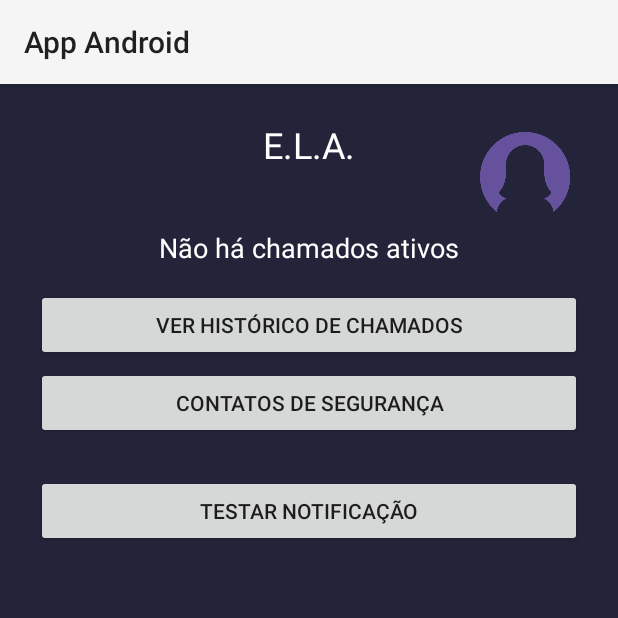
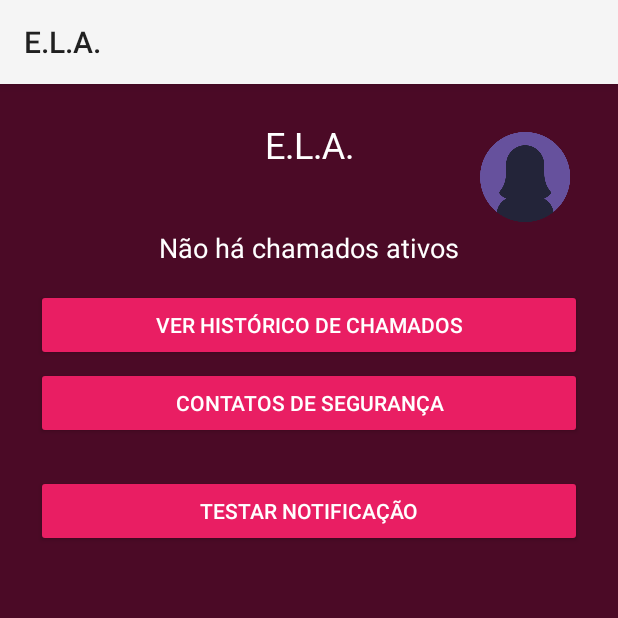
Before and after one commit to EduFrancaDev/Projeto-ELA, an Android app: the TelaPrincipal screen opened directly, with no data from a screen before it, after a tap on "CANCELAR", on a phone screen of 412 x 824 dp, the top half of it. Run offline under Robolectric (Android 15) with nearby library versions, the phone set to English and light mode, and no system bars; 1 other tap on this screen came first.

Commit message:
Estiliza a tela principal

```diff
--- a/app/src/main/java/com/example/appandroid/TelaPrincipal.kt
+++ b/app/src/main/java/com/example/appandroid/TelaPrincipal.kt
@@ -20,10 +20,10 @@ class TelaPrincipal : AppCompatActivity() {
         super.onCreate(savedInstanceState)
         setContentView(R.layout.tela_principal)
 
-        // ✅ Parte 1: Cria canal de notificação
+        // Cria canal de notificação
         NotificationHelper.createNotificationChannel(this)
 
-        // ✅ Parte 2: Pede permissão no Android 13+
+        // Permissão Android 13+
         if (Build.VERSION.SDK_INT >= Build.VERSION_CODES.TIRAMISU) {
             ActivityCompat.requestPermissions(
                 this,
@@ -32,44 +32,47 @@ class TelaPrincipal : AppCompatActivity() {
             )
         }
 
-        val cardChamado = findViewById<LinearLayout>(R.id.cardChamadoAtivo)
-        val textoSemChamado = findViewById<TextView>(R.id.semChamadoText)
-        val btnFinalizar = findViewById<Button>(R.id.btnFinalizarChamado)
-        val btnAbortar = findViewById<Button>(R.id.btnAbortar)
-        val btnContinuar = findViewById<Button>(R.id.btnContinuar)
-        val pergunta = findViewById<TextView>(R.id.perguntaConfirmacao)
-        val btnHistorico = findViewById<Button>(R.id.btnHistorico)
-        val btnPerfil = findViewById<ImageButton>(R.id.btnPerfil)
+        val cardChamado          = findViewById<LinearLayout>(R.id.cardChamadoAtivo)
+        val textoSemChamado      = findViewById<TextView>(R.id.semChamadoText)
+        val pergunta             = findViewById<TextView>(R.id.perguntaConfirmacao)
+        val btnFinalizar         = findViewById<Button>(R.id.btnFinalizarChamado)
+        val btnAbortar           = findViewById<Button>(R.id.btnAbortar)
+        val btnContinuar         = findViewById<Button>(R.id.btnContinuar)
         val cardConfirmacaoFinal = findViewById<LinearLayout>(R.id.cardConfirmacaoFinal)
-        val btnAcidental = findViewById<Button>(R.id.btnAcidental)
-        val btnIntencional = findViewById<Button>(R.id.btnIntencional)
+        val btnAcidental         = findViewById<Button>(R.id.btnAcidental)
+        val btnIntencional       = findViewById<Button>(R.id.btnIntencional)
+        val btnHistorico         = findViewById<Button>(R.id.btnHistorico)
+        val btnPerfil            = findViewById<ImageButton>(R.id.btnPerfil)
         val btnContatosSeguranca = findViewById<Button>(R.id.btnContatosSeguranca)
         val btnTestarNotificacao = findViewById<Button>(R.id.btnTestarNotificacao)
 
+        // Esconde botão finalizar até o momento certo
         btnFinalizar.visibility = View.GONE
 
-        atualizarStatusChamado(chamadoAtivo, cardChamado, textoSemChamado)
+        // Estado inicial
+        atualizarStatusChamado(chamadoAtivo, cardChamado, textoSemChamado, cardConfirmacaoFinal)
 
+        // Timer de confirmação
         timer = object : CountDownTimer(60000, 1000) {
             override fun onTick(millisUntilFinished: Long) {
                 pergunta.text = "Você chamou a E.L.A. Posso confirmar ou foi um acidente? (${millisUntilFinished / 1000}s)"
             }
-
             override fun onFinish() {
                 pergunta.text = "Chamado confirmado automaticamente."
                 btnAbortar.visibility = View.GONE
                 btnContinuar.visibility = View.GONE
                 btnFinalizar.visibility = View.VISIBLE
             }
-        }
-        timer.start()
+        }.also { it.start() }
 
+        // Se o usuário abortar antes do fim do timer
         btnAbortar.setOnClickListener {
             chamadoAtivo = false
-            atualizarStatusChamado(chamadoAtivo, cardChamado, textoSemChamado)
+            atualizarStatusChamado(chamadoAtivo, cardChamado, textoSemChamado, cardConfirmacaoFinal)
             timer.cancel()
         }
 
+        // Usuário confirma manualmente
         btnContinuar.setOnClickListener {
             pergunta.text = "Chamado confirmado."
             btnAbortar.visibility = View.GONE
@@ -78,36 +81,33 @@ class TelaPrincipal : AppCompatActivity() {
             timer.cancel()
         }
 
+        // Finaliza o chamado: mostra a confirmação final
         btnFinalizar.setOnClickListener {
             cardChamado.visibility = View.GONE
             cardConfirmacaoFinal.visibility = View.VISIBLE
         }
 
+        // Depois de escolher “Acidental”
         btnAcidental.setOnClickListener {
-            cardConfirmacaoFinal.visibility = View.GONE
-            textoSemChamado.visibility = View.VISIBLE
+            atualizarStatusChamado(false, cardChamado, textoSemChamado, cardConfirmacaoFinal)
             Toast.makeText(this, "Chamado descartado.", Toast.LENGTH_SHORT).show()
         }
 
+        // Depois de escolher “Intencional”
         btnIntencional.setOnClickListener {
-            cardConfirmacaoFinal.visibility = View.GONE
-            textoSemChamado.visibility = View.VISIBLE
+            atualizarStatusChamado(false, cardChamado, textoSemChamado, cardConfirmacaoFinal)
             Toast.makeText(this, "Chamado registrado no histórico.", Toast.LENGTH_SHORT).show()
         }
 
         btnHistorico.setOnClickListener {
             startActivity(Intent(this, HistoricoActivity::class.java))
         }
-
         btnPerfil.setOnClickListener {
             startActivity(Intent(this, PerfilActivity::class.java))
         }
-
         btnContatosSeguranca.setOnClickListener {
             startActivity(Intent(this, ContatosSegurancaActivity::class.java))
         }
-
-        // 🔔 Teste da notificação com cronômetro
         btnTestarNotificacao.setOnClickListener {
             NotificationHelper.sendLiveCountdownNotification(this, token = "teste123")
         }
@@ -115,15 +115,18 @@ class TelaPrincipal : AppCompatActivity() {
 
     private fun atualizarStatusChamado(
         ativo: Boolean,
-        card: LinearLayout,
-        textoSem: TextView
+        cardChamado: LinearLayout,
+        textoSemChamado: TextView,
+        cardConfirmacaoFinal: LinearLayout
     ) {
         if (ativo) {
-            card.visibility = View.VISIBLE
-            textoSem.visibility = View.GONE
+            cardChamado.visibility         = View.VISIBLE
+            textoSemChamado.visibility     = View.GONE
+            cardConfirmacaoFinal.visibility = View.GONE
         } else {
-            card.visibility = View.GONE
-            textoSem.visibility = View.VISIBLE
+            cardChamado.visibility         = View.GONE
+            textoSemChamado.visibility     = View.VISIBLE
+            cardConfirmacaoFinal.visibility = View.GONE
         }
     }
 }
--- a/app/src/main/res/layout/tela_principal.xml
+++ b/app/src/main/res/layout/tela_principal.xml
@@ -1,9 +1,10 @@
 <?xml version="1.0" encoding="utf-8"?>
-<androidx.constraintlayout.widget.ConstraintLayout xmlns:android="http://schemas.android.com/apk/res/android"
+<androidx.constraintlayout.widget.ConstraintLayout
+    xmlns:android="http://schemas.android.com/apk/res/android"
     xmlns:app="http://schemas.android.com/apk/res-auto"
     android:layout_width="match_parent"
     android:layout_height="match_parent"
-    android:background="#232439"
+    android:background="#4B0A26"
     android:padding="24dp">
 
     <ImageButton
@@ -17,7 +18,7 @@
         app:layout_constraintTop_toTopOf="parent"
         app:layout_constraintEnd_toEndOf="parent"
         android:layout_marginTop="8dp"
-        android:layout_marginEnd="8dp" />
+        android:layout_marginEnd="8dp"/>
 
     <TextView
         android:id="@+id/titulo"
@@ -26,9 +27,10 @@
         android:text="E.L.A."
         android:textColor="#FFFFFF"
         android:textSize="24sp"
+        android:fontFamily="@font/anekina"
         app:layout_constraintTop_toTopOf="parent"
         app:layout_constraintStart_toStartOf="parent"
-        app:layout_constraintEnd_toEndOf="parent" />
+        app:layout_constraintEnd_toEndOf="parent"/>
 
     <TextView
         android:id="@+id/semChamadoText"
@@ -41,82 +43,100 @@
         app:layout_constraintTop_toBottomOf="@id/titulo"
         app:layout_constraintStart_toStartOf="parent"
         app:layout_constraintEnd_toEndOf="parent"
-        android:layout_marginTop="40dp" />
+        android:layout_marginTop="40dp"/>
 
+    <!-- Card de Chamado Ativo -->
     <LinearLayout
         android:id="@+id/cardChamadoAtivo"
         android:layout_width="match_parent"
         android:layout_height="wrap_content"
         android:layout_marginTop="40dp"
-        android:background="#383A5B"
+        android:background="#F8AFCC"
         android:orientation="vertical"
         android:padding="16dp"
-        android:visibility="gone"
+        android:visibility="visible"
         app:layout_constraintEnd_toEndOf="parent"
         app:layout_constraintStart_toStartOf="parent"
         app:layout_constraintTop_toBottomOf="@id/titulo">
 
+        <!-- Texto fixo (opcional) -->
         <TextView
             android:id="@+id/textoChamado"
             android:layout_width="wrap_content"
             android:layout_height="wrap_content"
             android:layout_marginBottom="12dp"
+            android:fontFamily="@font/cynthonextbold"
             android:text="Chamado ativo em andamento"
-            android:textColor="#FFFFFF"
-            android:textSize="18sp" />
-
-        <Button
-            android:id="@+id/btnFinalizarChamado"
-            android:layout_width="match_parent"
-            android:layout_height="wrap_content"
-            android:text="Finalizar chamado"
+            android:textColor="#4A0A26"
+            android:textSize="18sp"
             android:visibility="visible" />
 
+        <!-- Pergunta com contagem regressiva -->
         <TextView
             android:id="@+id/perguntaConfirmacao"
             android:layout_width="wrap_content"
             android:layout_height="wrap_content"
-            android:layout_marginTop="16dp"
+            android:layout_marginBottom="12dp"
+            android:fontFamily="@font/cynthonextbold"
             android:text="Você chamou a E.L.A. Posso confirmar ou foi um acidente?"
-            android:textColor="#FFFFFF"
-            android:textSize="16sp" />
+            android:textColor="#4A0A26"
+            android:textSize="16sp"
+            android:visibility="visible" />
 
+        <!-- Botões de ação -->
         <LinearLayout
             android:layout_width="match_parent"
             android:layout_height="wrap_content"
-            android:layout_marginTop="8dp"
             android:gravity="center"
-            android:orientation="horizontal">
+            android:orientation="horizontal"
+            android:visibility="visible">
 
             <Button
                 android:id="@+id/btnAbortar"
                 android:layout_width="wrap_content"
                 android:layout_height="wrap_content"
                 android:backgroundTint="#D32F2F"
-                android:text="Cancelar" />
+                android:fontFamily="@font/cynthonextbold"
+                android:text="Cancelar"
+                android:textColor="#FFFFFF"
+                android:visibility="visible" />
 
             <Button
                 android:id="@+id/btnContinuar"
                 android:layout_width="wrap_content"
                 android:layout_height="wrap_content"
                 android:layout_marginStart="16dp"
-                android:backgroundTint="#664FA3"
+                android:backgroundTint="#E91E63"
+                android:fontFamily="@font/cynthonextbold"
                 android:text="Confirmar"
-                android:textColor="#FFFFFF" />
+                android:textColor="#FFFFFF"
+                android:visibility="visible" />
         </LinearLayout>
+
+        <!-- Botão “Finalizar chamado” só aparece após confirmação automática/manual -->
+        <Button
+            android:id="@+id/btnFinalizarChamado"
+            android:layout_width="match_parent"
+            android:layout_height="wrap_content"
+            android:layout_marginTop="12dp"
+            android:backgroundTint="#E91E63"
+            android:fontFamily="@font/cynthonextbold"
+            android:text="Finalizar chamado"
+            android:textColor="#FFFFFF"
+            android:visibility="visible" />
     </LinearLayout>
 
+    <!-- Card de confirmação final -->
     <LinearLayout
         android:id="@+id/cardConfirmacaoFinal"
         android:layout_width="match_parent"
         android:layout_height="wrap_content"
         android:layout_marginTop="40dp"
-        android:background="#383A5B"
+        android:background="#F8AFCC"
         android:orientation="vertical"
         android:padding="16dp"
-        android:visibility="gone"
+        android:visibility="visible"
         app:layout_constraintEnd_toEndOf="parent"
-        app:layout_constraintHorizontal_bias="0.0"
         app:layout_constraintStart_toStartOf="parent"
         app:layout_constraintTop_toBottomOf="@id/cardChamadoAtivo">
 
@@ -124,8 +144,9 @@
             android:layout_width="wrap_content"
             android:layout_height="wrap_content"
             android:layout_marginBottom="12dp"
+            android:fontFamily="@font/cynthonextbold"
             android:text="Seu chamado foi encerrado. Esse chamado foi acidental ou intencional?"
-            android:textColor="#FFFFFF"
+            android:textColor="#4A0A26"
             android:textSize="16sp" />
 
         <LinearLayout
@@ -139,6 +160,7 @@
                 android:layout_width="wrap_content"
                 android:layout_height="wrap_content"
                 android:backgroundTint="#757575"
+                android:fontFamily="@font/cynthonextbold"
                 android:text="Acidental"
                 android:textColor="#FFFFFF" />
 
@@ -148,40 +170,47 @@
                 android:layout_height="wrap_content"
                 android:layout_marginStart="16dp"
                 android:backgroundTint="#4CAF50"
+                android:fontFamily="@font/cynthonextbold"
                 android:text="Intencional"
                 android:textColor="#FFFFFF" />
         </LinearLayout>
     </LinearLayout>
 
+    <!-- Botões de navegação -->
     <Button
         android:id="@+id/btnHistorico"
         android:layout_width="match_parent"
         android:layout_height="wrap_content"
         android:layout_marginTop="80dp"
+        android:backgroundTint="#E91E63"
         android:text="Ver histórico de chamados"
+        android:textColor="#FFFFFF"
         app:layout_constraintTop_toBottomOf="@id/cardConfirmacaoFinal"
         app:layout_constraintStart_toStartOf="parent"
-        app:layout_constraintEnd_toEndOf="parent" />
+        app:layout_constraintEnd_toEndOf="parent"/>
 
     <Button
         android:id="@+id/btnContatosSeguranca"
         android:layout_width="match_parent"
         android:layout_height="wrap_content"
         android:layout_marginTop="4dp"
+        android:backgroundTint="#E91E63"
         android:text="Contatos de segurança"
+        android:textColor="#FFFFFF"
         app:layout_constraintTop_toBottomOf="@id/btnHistorico"
         app:layout_constraintStart_toStartOf="parent"
-        app:layout_constraintEnd_toEndOf="parent" />
+        app:layout_constraintEnd_toEndOf="parent"/>
 
-    <!-- 🔔 Botão de teste da notificação -->
     <Button
         android:id="@+id/btnTestarNotificacao"
         android:layout_width="match_parent"
         android:layout_height="wrap_content"
+        android:layout_marginTop="24dp"
+        android:backgroundTint="#E91E63"
         android:text="Testar Notificação"
-        android:layout_marginTop="24dp"
+        android:textColor="#FFFFFF"
         app:layout_constraintTop_toBottomOf="@id/btnContatosSeguranca"
         app:layout_constraintStart_toStartOf="parent"
-        app:layout_constraintEnd_toEndOf="parent" />
+        app:layout_constraintEnd_toEndOf="parent"/>
 
 </androidx.constraintlayout.widget.ConstraintLayout>
--- a/app/src/main/res/values/strings.xml
+++ b/app/src/main/res/values/strings.xml
@@ -1,3 +1,25 @@
+<?xml version="1.0" encoding="utf-8"?>
 <resources>
-    <string name="app_name">App Android</string>
+    <!-- App -->
+    <string name="app_name">E.L.A.</string>
+
+    <!-- Descrição de conteúdo -->
+    <string name="desc_perfil">Ver perfil</string>
+
+    <!-- Estados -->
+    <string name="sem_chamado">Não há chamados ativos.</string>
+    <string name="chamado_ativo">Chamado ativo em andamento</string>
+    <string name="pergunta_confirmacao">Você chamou a E.L.A. Posso confirmar ou foi um acidente?</string>
+    <string name="pergunta_finalizacao">Seu chamado foi encerrado. Esse chamado foi acidental ou intencional?</string>
+
+    <!-- Botões internos -->
+    <string name="btn_cancelar">Cancelar</string>
+    <string name="btn_confirmar">Confirmar</string>
+    <string name="btn_acidental">Acidental</string>
+    <string name="btn_intencional">Intencional</string>
+
+    <!-- Ações secundárias -->
+    <string name="btn_historico">Ver histórico de chamadas</string>
+    <string name="btn_contatos_seguranca">Contatos de segurança</string>
+    <string name="btn_testar_notificacao">Testar Notificação</string>
 </resources>
```
